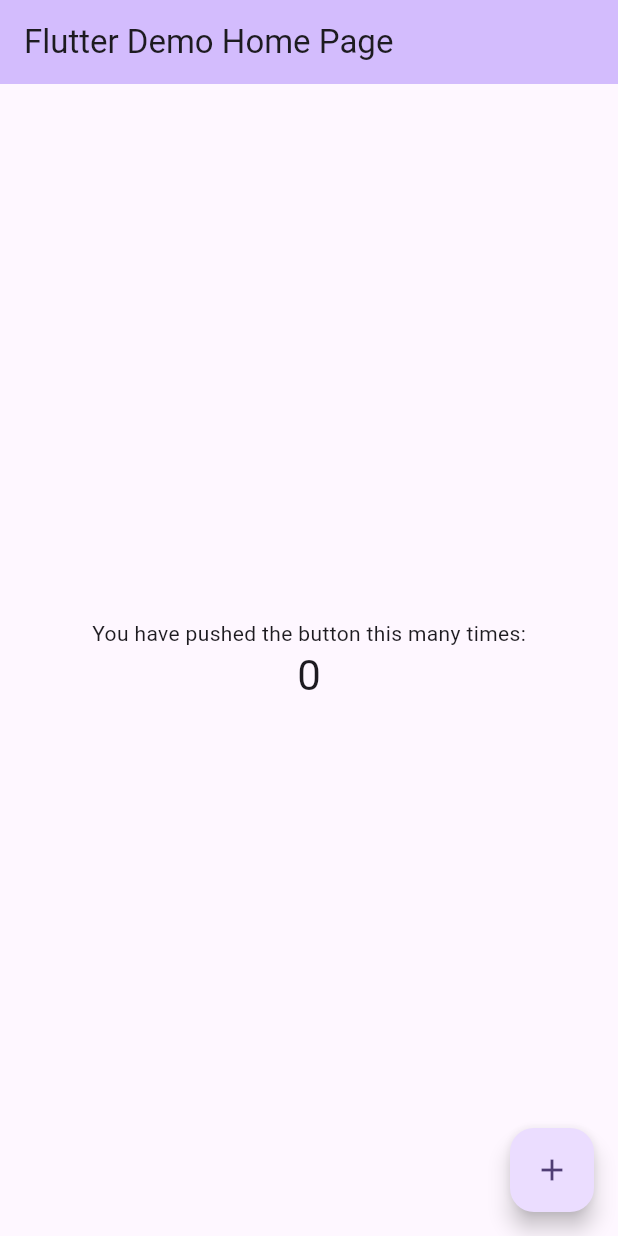
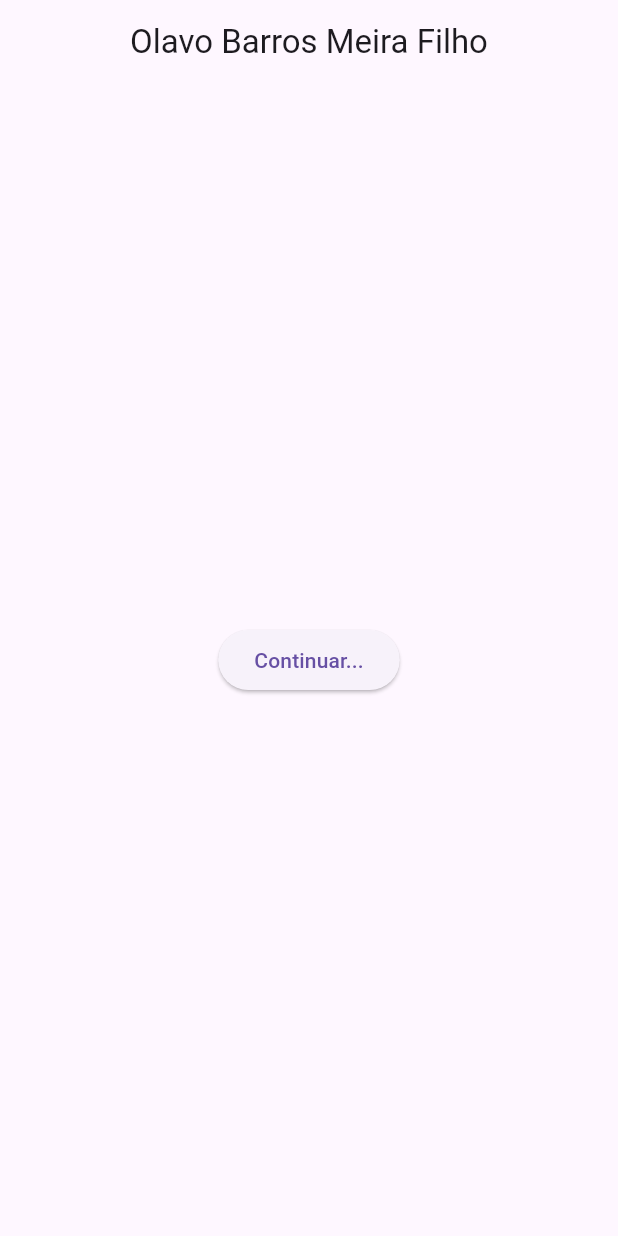
Before and after one commit to OlavoMeira/Dart, a Flutter app: the screen it shows after launch, on a phone screen of 412 x 824 dp. Run offline on Flutter 3.47's test engine with Material 3 defaults, Android fonts, the phone set to English and light mode, and no system bars.

Commit message:
construindo app

```diff
--- a/dart_mini_projeto_UNEX/meu_app/lib/main.dart
+++ b/dart_mini_projeto_UNEX/meu_app/lib/main.dart
@@ -1,122 +1,9 @@
 import 'package:flutter/material.dart';
+import 'paginas/inicio.dart';
 
 void main() {
-  runApp(const MyApp());
+  runApp(MaterialApp(
+    title: 'Meu APP',
+    home: Inicio(),
+  ));
 }
-
-class MyApp extends StatelessWidget {
-  const MyApp({super.key});
-
-  // This widget is the root of your application.
-  @override
-  Widget build(BuildContext context) {
-    return MaterialApp(
-      title: 'Flutter Demo',
-      theme: ThemeData(
-        // This is the theme of your application.
-        //
-        // TRY THIS: Try running your application with "flutter run". You'll see
-        // the application has a purple toolbar. Then, without quitting the app,
-        // try changing the seedColor in the colorScheme below to Colors.green
-        // and then invoke "hot reload" (save your changes or press the "hot
-        // reload" button in a Flutter-supported IDE, or press "r" if you used
-        // the command line to start the app).
-        //
-        // Notice that the counter didn't reset back to zero; the application
-        // state is not lost during the reload. To reset the state, use hot
-        // restart instead.
-        //
-        // This works for code too, not just values: Most code changes can be
-        // tested with just a hot reload.
-        colorScheme: ColorScheme.fromSeed(seedColor: Colors.deepPurple),
-      ),
-      home: const MyHomePage(title: 'Flutter Demo Home Page'),
-    );
-  }
-}
-
-class MyHomePage extends StatefulWidget {
-  const MyHomePage({super.key, required this.title});
-
-  // This widget is the home page of your application. It is stateful, meaning
-  // that it has a State object (defined below) that contains fields that affect
-  // how it looks.
-
-  // This class is the configuration for the state. It holds the values (in this
-  // case the title) provided by the parent (in this case the App widget) and
-  // used by the build method of the State. Fields in a Widget subclass are
-  // always marked "final".
-
-  final String title;
-
-  @override
-  State<MyHomePage> createState() => _MyHomePageState();
-}
-
-class _MyHomePageState extends State<MyHomePage> {
-  int _counter = 0;
-
-  void _incrementCounter() {
-    setState(() {
-      // This call to setState tells the Flutter framework that something has
-      // changed in this State, which causes it to rerun the build method below
-      // so that the display can reflect the updated values. If we changed
-      // _counter without calling setState(), then the build method would not be
-      // called again, and so nothing would appear to happen.
-      _counter++;
-    });
-  }
-
-  @override
-  Widget build(BuildContext context) {
-    // This method is rerun every time setState is called, for instance as done
-    // by the _incrementCounter method above.
-    //
-    // The Flutter framework has been optimized to make rerunning build methods
-    // fast, so that you can just rebuild anything that needs updating rather
-    // than having to individually change instances of widgets.
-    return Scaffold(
-      appBar: AppBar(
-        // TRY THIS: Try changing the color here to a specific color (to
-        // Colors.amber, perhaps?) and trigger a hot reload to see the AppBar
-        // change color while the other colors stay the same.
-        backgroundColor: Theme.of(context).colorScheme.inversePrimary,
-        // Here we take the value from the MyHomePage object that was created by
-        // the App.build method, and use it to set our appbar title.
-        title: Text(widget.title),
-      ),
-      body: Center(
-        // Center is a layout widget. It takes a single child and positions it
-        // in the middle of the parent.
-        child: Column(
-          // Column is also a layout widget. It takes a list of children and
-          // arranges them vertically. By default, it sizes itself to fit its
-          // children horizontally, and tries to be as tall as its parent.
-          //
-          // Column has various properties to control how it sizes itself and
-          // how it positions its children. Here we use mainAxisAlignment to
-          // center the children vertically; the main axis here is the vertical
-          // axis because Columns are vertical (the cross axis would be
-          // horizontal).
-          //
-          // TRY THIS: Invoke "debug painting" (choose the "Toggle Debug Paint"
-          // action in the IDE, or press "p" in the console), to see the
-          // wireframe for each widget.
-          mainAxisAlignment: MainAxisAlignment.center,
-          children: <Widget>[
-            const Text('You have pushed the button this many times:'),
-            Text(
-              '$_counter',
-              style: Theme.of(context).textTheme.headlineMedium,
-            ),
-          ],
-        ),
-      ),
-      floatingActionButton: FloatingActionButton(
-        onPressed: _incrementCounter,
-        tooltip: 'Increment',
-        child: const Icon(Icons.add),
-      ), // This trailing comma makes auto-formatting nicer for build methods.
-    );
-  }
-}
--- a/dart_mini_projeto_UNEX/meu_app/lib/paginas/inicio.dart
+++ b/dart_mini_projeto_UNEX/meu_app/lib/paginas/inicio.dart
@@ -0,0 +1,24 @@
+import 'package:flutter/material.dart';
+import 'pagina_seguinte.dart';
+
+class Inicio extends StatelessWidget {
+  @override
+  Widget build(BuildContext context) {
+    return Scaffold(
+      appBar: AppBar(
+        title: Center(child: Text('Olavo Barros Meira Filho')),
+      ),
+      body: Center(
+        child: ElevatedButton(
+          onPressed: () {
+            Navigator.push(
+              context,
+              MaterialPageRoute(builder: (context) => PaginaSeguinte()),
+            );
+          },
+          child: Text('Continuar...'),
+        ),
+      ),
+    );
+  }
+}
```
Also changed, not shown: dart_mini_projeto_UNEX/meu_app/lib/paginas/pagina_seguinte.dart (+18 -0 lines), dart_mini_projeto_UNEX/meu_app/lib/paginas/main.dart (deleted).
